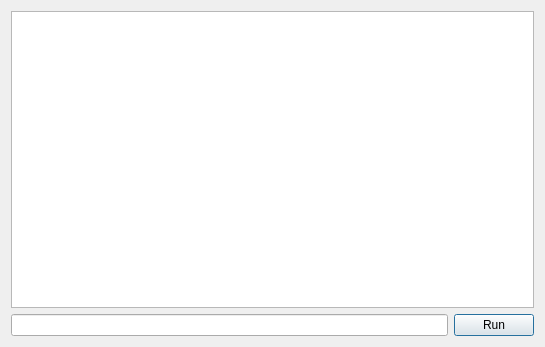
Before: the Qt Designer form src/dialogs/console.ui in strawberrymusicplayer/strawberry, drawn with Qt 5.
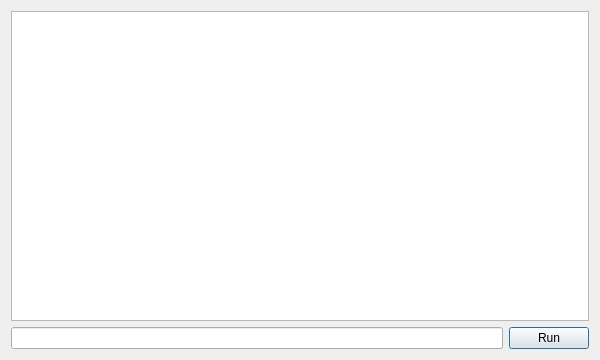
After: the same form once the commit is applied.

Commit message: Make it possible to maximize console dialog

What changed in the file:
```diff
--- a/src/dialogs/console.ui
+++ b/src/dialogs/console.ui
@@ -6,8 +6,8 @@
    <rect>
     <x>0</x>
     <y>0</y>
-    <width>545</width>
-    <height>347</height>
+    <width>600</width>
+    <height>360</height>
    </rect>
   </property>
   <property name="windowTitle">
```
The commit also changes 1 other file.
